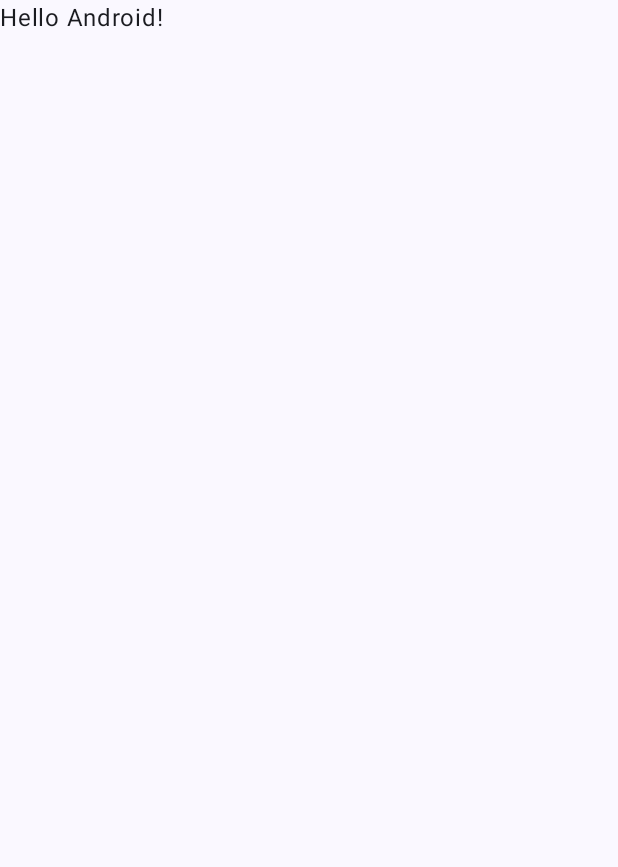
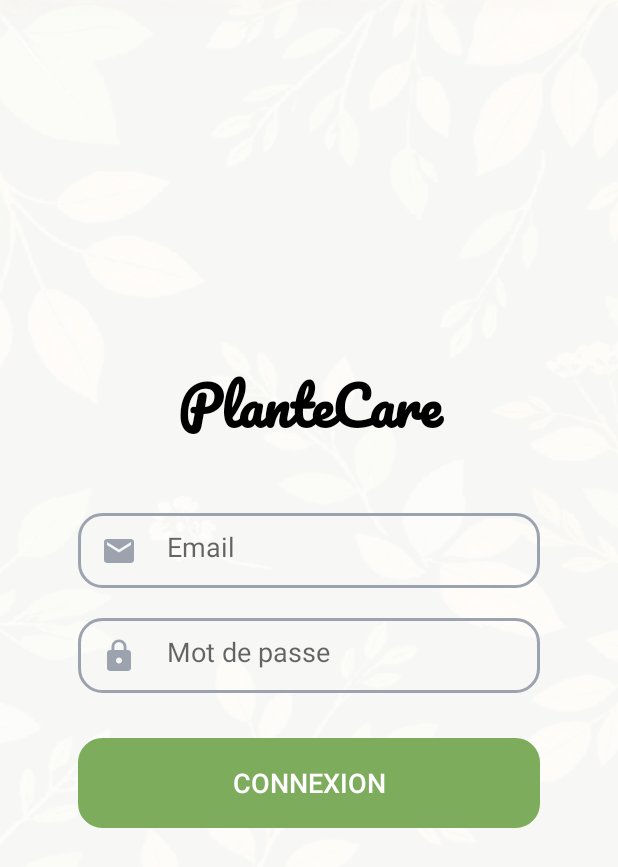
Before and after one commit to PlanteCare/AppMobile, an Android app: the screen it shows after launch (MainActivity), on a phone screen of 412 x 824 dp. Before the commit the part shown is almost empty. Shown: the top 867 px of the screen. Run offline under Robolectric (Android 15) with nearby library versions, the phone set to English and light mode, and no system bars.

```diff
--- a/app/build.gradle.kts
+++ b/app/build.gradle.kts
@@ -35,12 +35,14 @@ android {
         jvmTarget = "11"
     }
     buildFeatures {
+        viewBinding = true
         compose = true
     }
 }
 
 dependencies {
 
+    implementation(libs.lottie)
     implementation(libs.androidx.core.ktx)
     implementation(libs.androidx.lifecycle.runtime.ktx)
     implementation(libs.androidx.activity.compose)
--- a/app/src/main/AndroidManifest.xml
+++ b/app/src/main/AndroidManifest.xml
@@ -12,17 +12,17 @@
         android:supportsRtl="true"
         android:theme="@style/Theme.AppMobile"
         tools:targetApi="31">
+
         <activity
             android:name=".MainActivity"
             android:exported="true"
-            android:label="@string/app_name"
             android:theme="@style/Theme.AppMobile">
             <intent-filter>
                 <action android:name="android.intent.action.MAIN" />
-
                 <category android:name="android.intent.category.LAUNCHER" />
             </intent-filter>
         </activity>
+
     </application>
 
 </manifest>
--- a/app/src/main/java/com/plantecare/appmobile/MainActivity.kt
+++ b/app/src/main/java/com/plantecare/appmobile/MainActivity.kt
@@ -1,47 +1,14 @@
 package com.plantecare.appmobile
 
 import android.os.Bundle
-import androidx.activity.ComponentActivity
-import androidx.activity.compose.setContent
-import androidx.activity.enableEdgeToEdge
-import androidx.compose.foundation.layout.fillMaxSize
-import androidx.compose.foundation.layout.padding
-import androidx.compose.material3.Scaffold
-import androidx.compose.material3.Text
-import androidx.compose.runtime.Composable
-import androidx.compose.ui.Modifier
-import androidx.compose.ui.tooling.preview.Preview
-import com.plantecare.appmobile.ui.theme.AppMobileTheme
+import androidx.appcompat.app.AppCompatActivity
 
-class MainActivity : ComponentActivity() {
+
+class MainActivity : AppCompatActivity() {
+
     override fun onCreate(savedInstanceState: Bundle?) {
+
         super.onCreate(savedInstanceState)
-        enableEdgeToEdge()
-        setContent {
-            AppMobileTheme {
-                Scaffold(modifier = Modifier.fillMaxSize()) { innerPadding ->
-                    Greeting(
-                        name = "Android",
-                        modifier = Modifier.padding(innerPadding)
-                    )
-                }
-            }
-        }
+        setContentView(R.layout.activity_main)
     }
 }
-
-@Composable
-fun Greeting(name: String, modifier: Modifier = Modifier) {
-    Text(
-        text = "Hello $name!",
-        modifier = modifier
-    )
-}
-
-@Preview(showBackground = true)
-@Composable
-fun GreetingPreview() {
-    AppMobileTheme {
-        Greeting("Android")
-    }
-}
--- a/app/src/main/java/com/plantecare/appmobile/ui/theme/Color.kt
+++ /dev/null
@@ -1,11 +0,0 @@
-package com.plantecare.appmobile.ui.theme
-
-import androidx.compose.ui.graphics.Color
-
-val Purple80 = Color(0xFFD0BCFF)
-val PurpleGrey80 = Color(0xFFCCC2DC)
-val Pink80 = Color(0xFFEFB8C8)
-
-val Purple40 = Color(0xFF6650a4)
-val PurpleGrey40 = Color(0xFF625b71)
-val Pink40 = Color(0xFF7D5260)
--- a/app/src/main/java/com/plantecare/appmobile/ui/theme/Theme.kt
+++ /dev/null
@@ -1,58 +0,0 @@
-package com.plantecare.appmobile.ui.theme
-
-import android.app.Activity
-import android.os.Build
-import androidx.compose.foundation.isSystemInDarkTheme
-import androidx.compose.material3.MaterialTheme
-import androidx.compose.material3.darkColorScheme
-import androidx.compose.material3.dynamicDarkColorScheme
-import androidx.compose.material3.dynamicLightColorScheme
-import androidx.compose.material3.lightColorScheme
-import androidx.compose.runtime.Composable
-import androidx.compose.ui.platform.LocalContext
-
-private val DarkColorScheme = darkColorScheme(
-    primary = Purple80,
-    secondary = PurpleGrey80,
-    tertiary = Pink80
-)
-
-private val LightColorScheme = lightColorScheme(
-    primary = Purple40,
-    secondary = PurpleGrey40,
-    tertiary = Pink40
-
-    /* Other default colors to override
-    background = Color(0xFFFFFBFE),
-    surface = Color(0xFFFFFBFE),
-    onPrimary = Color.White,
-    onSecondary = Color.White,
-    onTertiary = Color.White,
-    onBackground = Color(0xFF1C1B1F),
-    onSurface = Color(0xFF1C1B1F),
-    */
-)
-
-@Composable
-fun AppMobileTheme(
-    darkTheme: Boolean = isSystemInDarkTheme(),
-    // Dynamic color is available on Android 12+
-    dynamicColor: Boolean = true,
-    content: @Composable () -> Unit
-) {
-    val colorScheme = when {
-        dynamicColor && Build.VERSION.SDK_INT >= Build.VERSION_CODES.S -> {
-            val context = LocalContext.current
-            if (darkTheme) dynamicDarkColorScheme(context) else dynamicLightColorScheme(context)
-        }
-
-        darkTheme -> DarkColorScheme
-        else -> LightColorScheme
-    }
-
-    MaterialTheme(
-        colorScheme = colorScheme,
-        typography = Typography,
-        content = content
-    )
-}
--- a/app/src/main/java/com/plantecare/appmobile/ui/theme/Type.kt
+++ /dev/null
@@ -1,34 +0,0 @@
-package com.plantecare.appmobile.ui.theme
-
-import androidx.compose.material3.Typography
-import androidx.compose.ui.text.TextStyle
-import androidx.compose.ui.text.font.FontFamily
-import androidx.compose.ui.text.font.FontWeight
-import androidx.compose.ui.unit.sp
-
-// Set of Material typography styles to start with
-val Typography = Typography(
-    bodyLarge = TextStyle(
-        fontFamily = FontFamily.Default,
-        fontWeight = FontWeight.Normal,
-        fontSize = 16.sp,
-        lineHeight = 24.sp,
-        letterSpacing = 0.5.sp
-    )
-    /* Other default text styles to override
-    titleLarge = TextStyle(
-        fontFamily = FontFamily.Default,
-        fontWeight = FontWeight.Normal,
-        fontSize = 22.sp,
-        lineHeight = 28.sp,
-        letterSpacing = 0.sp
-    ),
-    labelSmall = TextStyle(
-        fontFamily = FontFamily.Default,
-        fontWeight = FontWeight.Medium,
-        fontSize = 11.sp,
-        lineHeight = 16.sp,
-        letterSpacing = 0.5.sp
-    )
-    */
-)
--- /dev/null
+++ b/app/src/main/res/drawable/ic_baseline_email.xml
@@ -0,0 +1,5 @@
+<vector xmlns:android="http://schemas.android.com/apk/res/android" android:height="24dp" android:tint="@color/icon_color" android:viewportHeight="24" android:viewportWidth="24" android:width="24dp">
+
+    <path android:fillColor="@android:color/white" android:pathData="M20,4L4,4c-1.1,0 -1.99,0.9 -1.99,2L2,18c0,1.1 0.9,2 2,2h16c1.1,0 2,-0.9 2,-2L22,6c0,-1.1 -0.9,-2 -2,-2zM20,8l-8,5 -8,-5L4,6l8,5 8,-5v2z"/>
+
+</vector>
--- /dev/null
+++ b/app/src/main/res/drawable/ic_baseline_lock.xml
@@ -0,0 +1,5 @@
+<vector xmlns:android="http://schemas.android.com/apk/res/android" android:height="24dp" android:tint="@color/icon_color" android:viewportHeight="24" android:viewportWidth="24" android:width="24dp">
+
+    <path android:fillColor="@android:color/white" android:pathData="M18,8h-1L17,6c0,-2.76 -2.24,-5 -5,-5S7,3.24 7,6v2L6,8c-1.1,0 -2,0.9 -2,2v10c0,1.1 0.9,2 2,2h12c1.1,0 2,-0.9 2,-2L20,10c0,-1.1 -0.9,-2 -2,-2zM12,17c-1.1,0 -2,-0.9 -2,-2s0.9,-2 2,-2 2,0.9 2,2 -0.9,2 -2,2zM15.1,8L8.9,8L8.9,6c0,-1.71 1.39,-3.1 3.1,-3.1 1.71,0 3.1,1.39 3.1,3.1v2z"/>
+
+</vector>
--- /dev/null
+++ b/app/src/main/res/drawable/rounded_corner.xml
@@ -0,0 +1,5 @@
+<?xml version="1.0" encoding="utf-8"?>
+<shape xmlns:android="http://schemas.android.com/apk/res/android" android:shape="rectangle">
+    <stroke android:width="2dp" android:color="@color/icon_color"/>
+    <corners android:radius="15dp"/>
+</shape>
--- /dev/null
+++ b/app/src/main/res/layout/activity_main.xml
@@ -0,0 +1,67 @@
+<?xml version="1.0" encoding="utf-8"?>
+<LinearLayout xmlns:android="http://schemas.android.com/apk/res/android"
+    xmlns:tools="http://schemas.android.com/tools"
+    android:orientation="vertical"
+    android:gravity="center"
+    android:background="@drawable/plantebg"
+    android:layout_width="match_parent"
+    android:layout_height="match_parent"
+    tools:context=".MainActivity">
+
+    <LinearLayout
+        android:layout_width="356dp"
+        android:layout_height="408dp"
+        android:layout_gravity="center_horizontal"
+        android:orientation="vertical"
+        android:padding="24dp">
+
+        <TextView
+            android:id="@+id/loginText"
+            android:layout_width="match_parent"
+            android:layout_height="wrap_content"
+            android:text="@string/app_name"
+            android:fontFamily="@font/pacifico"
+            android:textAlignment="center"
+            android:textColor="@color/black"
+            android:textSize="36sp"
+            android:textStyle="bold" />
+
+        <EditText
+            android:id="@+id/email"
+            android:layout_width="match_parent"
+            android:layout_height="50dp"
+            android:layout_marginTop="40dp"
+            android:inputType="textEmailAddress"
+            android:background="@drawable/rounded_corner"
+            android:drawableStart="@drawable/ic_baseline_email"
+            android:drawablePadding="20dp"
+            android:hint="@string/email"
+            android:padding="15dp"
+            android:textColor="@color/icon_color" />
+
+        <EditText
+            android:id="@+id/password"
+            android:layout_width="match_parent"
+            android:layout_height="50dp"
+            android:layout_marginTop="20dp"
+            android:inputType="textPassword"
+            android:background="@drawable/rounded_corner"
+            android:drawableStart="@drawable/ic_baseline_lock"
+            android:drawablePadding="20dp"
+            android:hint="@string/mot_de_passe"
+            android:padding="15dp"
+            android:textColor="@color/icon_color" />
+
+        <Button
+            android:layout_width="match_parent"
+            android:layout_height="60dp"
+            android:layout_marginTop="30dp"
+            android:background="@drawable/rounded_corner"
+            android:backgroundTint="@color/plant_green"
+            android:text="@string/connexion"
+            android:textColor="@color/withe"
+            android:textSize="18sp" />
+
+    </LinearLayout>
+
+</LinearLayout>
--- a/app/src/main/res/values/colors.xml
+++ b/app/src/main/res/values/colors.xml
@@ -1,10 +1,10 @@
 <?xml version="1.0" encoding="utf-8"?>
 <resources>
-    <color name="purple_200">#FFBB86FC</color>
-    <color name="purple_500">#FF6200EE</color>
-    <color name="purple_700">#FF3700B3</color>
-    <color name="teal_200">#FF03DAC5</color>
-    <color name="teal_700">#FF018786</color>
-    <color name="black">#FF000000</color>
-    <color name="white">#FFFFFFFF</color>
+    <color  name="withe">#FFFFFF</color>
+    <color name="black">#000000</color>
+    <color name="plant_green">#7CAC5C</color>
+    <color name="background">#F9FAFB</color>
+    <color name="button_background">#EFEFEF</color>
+    <color name="icon_color">#9CA3AF</color>
+    <color name="icon_color_secondary">#4B5563</color>
 </resources>
--- a/app/src/main/res/values/strings.xml
+++ b/app/src/main/res/values/strings.xml
@@ -1,3 +1,6 @@
 <resources>
-    <string name="app_name">AppMobile</string>
+    <string name="app_name">PlanteCare</string>
+    <string name="connexion">Connexion</string>
+    <string name="mot_de_passe">Mot de passe</string>
+    <string name="email">Email</string>
 </resources>
--- a/app/src/main/res/values/themes.xml
+++ b/app/src/main/res/values/themes.xml
@@ -1,5 +1,4 @@
 <?xml version="1.0" encoding="utf-8"?>
 <resources>
-
-    <style name="Theme.AppMobile" parent="android:Theme.Material.Light.NoActionBar" />
+    <style name="Theme.AppMobile" parent="Theme.AppCompat.Light.NoActionBar" />
 </resources>
--- a/gradle/libs.versions.toml
+++ b/gradle/libs.versions.toml
@@ -1,5 +1,5 @@
 [versions]
-agp = "8.8.1"
+agp = "8.8.2"
 kotlin = "2.0.0"
 coreKtx = "1.15.0"
 junit = "4.13.2"
@@ -8,6 +8,7 @@ espressoCore = "3.6.1"
 lifecycleRuntimeKtx = "2.8.7"
 activityCompose = "1.10.0"
 composeBom = "2024.04.01"
+lottie = "6.6.2"
 
 [libraries]
 androidx-core-ktx = { group = "androidx.core", name = "core-ktx", version.ref = "coreKtx" }
@@ -24,6 +25,7 @@ androidx-ui-tooling-preview = { group = "androidx.compose.ui", name = "ui-toolin
 androidx-ui-test-manifest = { group = "androidx.compose.ui", name = "ui-test-manifest" }
 androidx-ui-test-junit4 = { group = "androidx.compose.ui", name = "ui-test-junit4" }
 androidx-material3 = { group = "androidx.compose.material3", name = "material3" }
+lottie = { module = "com.airbnb.android:lottie", version.ref = "lottie" }
 
 [plugins]
 android-application = { id = "com.android.application", version.ref = "agp" }
```
Also changed, not shown: app/src/main/res/drawable/plantebg.png (added), app/src/main/res/font/pacifico.ttf (added).
